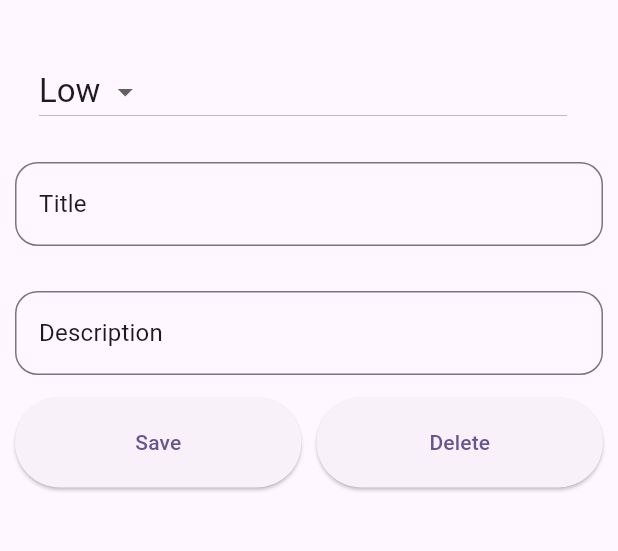
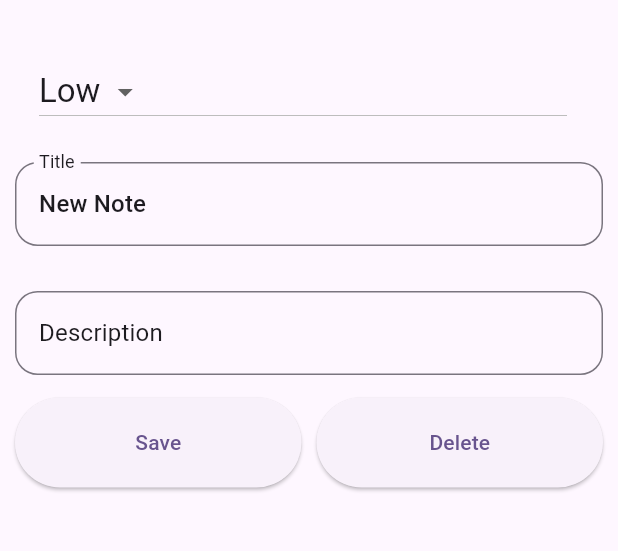
Before and after one commit to wafaMohamed/note_app, a Flutter app: the NotePage screen opened directly, after a tap on the "add" icon, on a phone screen of 412 x 824 dp, the part 63-614 px from its top. Run offline on Flutter 3.47's test engine with Material 3 defaults, Android fonts, the phone set to English and light mode, and no system bars; our stand-ins replace shared_preferences, sqflite; accounts and stored records are empty.

Commit message:
online session code

```diff
--- a/lib/database/database_helper.dart
+++ b/lib/database/database_helper.dart
@@ -91,4 +91,16 @@ class DatabaseHelper {
     int result = Sqflite.firstIntValue(x)!;
     return result;
   }
+
+  // Get the Map List  into ((note list))
+  Future<List<Note>> getNoteList() async {
+    var noteMapList = await getNoteMapList();
+    int count = noteMapList.length;
+    List<Note> noteList = <Note>[];
+    // For loop to create a 'Note List' from a 'Note Map List'}
+    for (int i = 0; i < count; i++) {
+      noteList.add(Note.fromMapObject(noteMapList[i]));
+    }
+    return noteList;
+  }
 }
--- a/lib/main.dart
+++ b/lib/main.dart
@@ -1,5 +1,5 @@
 import 'package:flutter/material.dart';
-import 'package:note_app/pages/note_page.dart';
+import 'package:note_app/pages/shared_prefs.dart';
 
 void main() {
   runApp(const MyApp());
@@ -16,7 +16,8 @@ class MyApp extends StatelessWidget {
         colorScheme: ColorScheme.fromSeed(seedColor: Colors.deepPurple),
         useMaterial3: true,
       ),
-      home: const NotePage(),
+      home: const MyHomePage(),
+      // home: const NotePage(),
     );
   }
 }
--- a/lib/pages/note_details_page.dart
+++ b/lib/pages/note_details_page.dart
@@ -1,5 +1,8 @@
 import 'package:flutter/material.dart';
+import 'package:note_app/database/database_helper.dart';
+import 'package:note_app/model/note_model.dart';
 
+import '../utils/utils.dart';
 import '../widgets/custom_button.dart';
 import '../widgets/custom_text_feild.dart';
 
@@ -7,10 +10,12 @@ class NoteDetailsPage extends StatefulWidget {
   const NoteDetailsPage({
     super.key,
     required this.title,
+    required this.note,
   });
 
   final String title;
-  static var _priorities = ['High', 'Low'];
+  final Note note;
+  static final List<String> _priorities = ['High', 'Low'];
 
   @override
   State<NoteDetailsPage> createState() => _NoteDetailsPageState();
@@ -20,15 +25,74 @@ class _NoteDetailsPageState extends State<NoteDetailsPage> {
   TextEditingController titleController = TextEditingController();
   TextEditingController descriptionController = TextEditingController();
 
-  _NoteDetailsPageState();
+  late DatabaseHelper databaseHelper;
+
+  @override
+  void initState() {
+    super.initState();
+    databaseHelper = DatabaseHelper.instance;
+    titleController.text = widget.note.title;
+    descriptionController.text = widget.note.description;
+  }
 
   @override
   Widget build(BuildContext context) {
     var textStyle = Theme.of(context).textTheme.titleLarge;
-    // popScope widget = allow you to control what happens when use pop back
-    return PopScope(
-      onPopInvoked: (bool pop) {},
-      child: Scaffold(
+
+    void updatePriorityAsInt(String value) {
+      switch (value) {
+        case 'High':
+          widget.note.priority = 1;
+          break;
+        case 'Low':
+          widget.note.priority = 2;
+          break;
+      }
+    }
+
+    String updatePriorityAsString(int value) {
+      late String priority;
+      switch (value) {
+        case 1:
+          priority = NoteDetailsPage._priorities[0]; // High
+          break;
+        case 2:
+          priority = NoteDetailsPage._priorities[1]; // Low
+          break;
+      }
+      return priority;
+    }
+
+    void updateNoteTitle() {
+      widget.note.title = titleController.text;
+    }
+
+    void updateDescription() {
+      widget.note.description = descriptionController.text;
+    }
+
+    void saveDataToDB() async {
+      // update operation
+      var result = await databaseHelper.updateNote(widget.note);
+      if (result != 0) {
+        // Success
+        Utils.showSnackBar(
+          context: context,
+          message: 'Note Updated Successfully',
+          backgroundColor: Colors.green,
+        );
+      } else {
+        // Failure
+        Utils.showSnackBar(
+          context: context,
+          message: 'Error Occurred while updating note',
+          backgroundColor: Colors.red,
+        );
+      }
+      // Insert Operation if it's null // await databaseHelper.insertNote(widget.note);
+    }
+
+    return Scaffold(
       appBar: AppBar(
         title: Text(widget.title),
       ),
@@ -38,33 +102,37 @@ class _NoteDetailsPageState extends State<NoteDetailsPage> {
           children: [
             ListTile(
               title: DropdownButton(
-                  items: NoteDetailsPage._priorities
-                      .map((String dropDownMenuItem) {
+                items:
+                    NoteDetailsPage._priorities.map((String dropDownMenuItem) {
                   return DropdownMenuItem(
                     value: dropDownMenuItem,
                     child: Text(dropDownMenuItem),
                   );
                 }).toList(),
                 style: textStyle,
-                  value: 'Low',
+                value: updatePriorityAsString(widget.note.priority),
                 onChanged: (valueSelectedByUser) {
                   setState(() {
                     debugPrint('on Changed Tap $valueSelectedByUser');
+                    updatePriorityAsInt(valueSelectedByUser.toString());
                   });
                 },
               ),
             ),
             // fields
-
             CustomTextField(
               controller: titleController,
               label: 'Title',
-                onChanged: (val) {},
+              onChanged: (val) {
+                updateNoteTitle();
+              },
             ),
             CustomTextField(
               controller: descriptionController,
               label: 'Description',
-                onChanged: (val) {},
+              onChanged: (val) {
+                updateDescription();
+              },
             ),
             // buttons
             Row(
@@ -89,7 +157,6 @@ class _NoteDetailsPageState extends State<NoteDetailsPage> {
           ],
         ),
       ),
-      ),
     );
   }
 }
--- a/lib/pages/note_page.dart
+++ b/lib/pages/note_page.dart
@@ -1,9 +1,9 @@
 import 'package:flutter/material.dart';
+import 'package:sqflite/sqflite.dart';
 
 import '../database/database_helper.dart';
 import '../model/note_model.dart';
 import '../utils/utils.dart';
-import '../widgets/notes_listview.dart';
 
 class NotePage extends StatefulWidget {
   const NotePage({super.key});
@@ -15,6 +15,7 @@ class NotePage extends StatefulWidget {
 class _NotePageState extends State<NotePage> {
   DatabaseHelper databaseHelper = DatabaseHelper.instance;
   List<Note>? noteList;
+
   int count = 0;
 
   // return color based on priority
@@ -51,24 +52,75 @@ class _NotePageState extends State<NotePage> {
     // notification
     if (result != 0) {
       Utils.showSnackBar(
-          context: context,
-          message: 'Note Deleted Successfully',
-          backgroundColor: Colors.green);
+        context: context,
+        message: 'Note Deleted Successfully',
+        backgroundColor: Colors.green,
+      );
+      updateListVew();
     }
+  }
+
+  void updateListVew() {
+    final Future<Database> dbFuture = DatabaseHelper.initializeAndOpenDB();
+    dbFuture.then((Database database) {
+      Future<List<Note>> noteListFuture = databaseHelper.getNoteList();
+      noteListFuture.then((List<Note> val) {
+        setState(() {
+          noteList = val;
+          count = val.length;
+        });
+      });
+    });
   }
 
   @override
   Widget build(BuildContext context) {
-    var textStyle = Theme.of(context).textTheme.titleLarge;
-
+    TextStyle titleStyle = Theme.of(context).textTheme.headlineLarge!;
+    final int count = 0;
+    if (noteList == null) {
+      noteList = <Note>[];
+      updateListVew();
+    }
     return Scaffold(
       appBar: AppBar(
         title: const Text('Note App'),
       ),
-      body: const NotesListview(),
+      body: ListView.builder(
+        itemCount: count,
+        itemBuilder: (context, index) => Card(
+          color: Colors.white,
+          elevation: 0,
+          child: ListTile(
+            onTap: () {
+              debugPrint('ListTile Tapped');
+              Utils.navigatorPushToDetailsPage(
+                  context: context, title: 'Edit Note', note: noteList![index]);
+            },
+            leading: CircleAvatar(
+              backgroundColor: getPriorityColor(noteList![index].priority),
+              child: getPriorityIcon(noteList![index].priority),
+            ),
+            title: Text(noteList![index].title, style: titleStyle),
+            subtitle: Text(noteList![index].dateTime.toIso8601String()),
+            trailing: GestureDetector(
+              onTap: () {
+                deleteList(noteList![index], context);
+              },
+              child: const Icon(
+                Icons.delete,
+                color: Colors.grey,
+              ),
+            ),
+          ),
+        ),
+      ),
       floatingActionButton: FloatingActionButton(
         onPressed: () {
-          Utils.navigatorPushToDetailsPage(context: context, title: 'Add Note');
+          Utils.navigatorPushToDetailsPage(
+            context: context,
+            title: 'Add Note',
+            note: Note('New Note', 2, DateTime.now()),
+          );
         },
         tooltip: 'F',
         child: const Icon(Icons.add),
--- a/lib/utils/utils.dart
+++ b/lib/utils/utils.dart
@@ -1,15 +1,16 @@
 import 'package:flutter/material.dart';
+import 'package:note_app/model/note_model.dart';
 
 import '../pages/note_details_page.dart';
 
 class Utils {
   static navigatorPushToDetailsPage(
-      {required String title, required BuildContext context}) {
+      {required String title,
+      required BuildContext context,
+      required Note note}) {
     Navigator.of(context).push(
       MaterialPageRoute(
-        builder: (context) => NoteDetailsPage(
-          title: title,
-        ),
+        builder: (context) => NoteDetailsPage(title: title, note: note),
       ),
     );
   }
--- a/pubspec.yaml
+++ b/pubspec.yaml
@@ -34,6 +34,7 @@ dependencies:
   sqflite: any
   path_provider: ^2.1.3
   intl: ^0.19.0
+  shared_preferences: ^2.0.15
 
   # The following adds the Cupertino Icons font to your application.
   # Use with the CupertinoIcons class for iOS style icons.
```
Also changed, not shown: lib/pages/shared_prefs.dart (added, +63 -0 lines), lib/shp.dart (added, +59 -0 lines), lib/widgets/notes_listview.dart (+34 -34 lines), pubspec.lock. Lines whose indentation alone changed are shown as unchanged.
